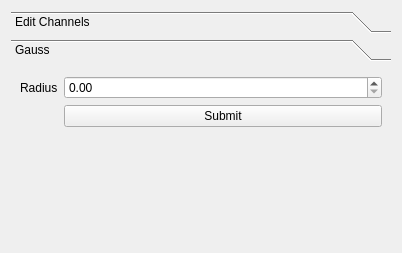
Qt form ilastik/applets/lightfield/drawer.ui (ukoethe/ilastik) before a commit.
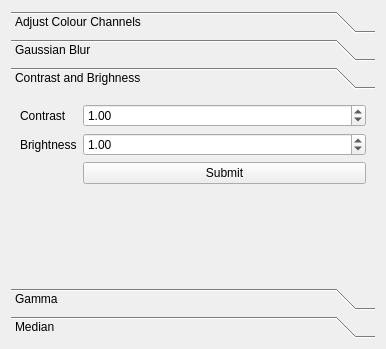
The same form after that commit. The open tabs and pages were chosen to show the change.

```diff
--- a/ilastik/applets/lightfield/drawer.ui
+++ b/ilastik/applets/lightfield/drawer.ui
@@ -6,8 +6,8 @@
    <rect>
     <x>0</x>
     <y>0</y>
-    <width>402</width>
-    <height>253</height>
+    <width>386</width>
+    <height>349</height>
    </rect>
   </property>
   <property name="windowTitle">
@@ -32,7 +32,7 @@
        </rect>
       </property>
       <attribute name="label">
-       <string>Edit Channels</string>
+       <string>Adjust Colour Channels</string>
       </attribute>
       <layout class="QHBoxLayout" name="horizontalLayout">
        <item>
@@ -101,12 +101,12 @@
        <rect>
         <x>0</x>
         <y>0</y>
-        <width>384</width>
-        <height>173</height>
+        <width>368</width>
+        <height>176</height>
        </rect>
       </property>
       <attribute name="label">
-       <string>Gauss</string>
+       <string>Gaussian Blur</string>
       </attribute>
       <layout class="QHBoxLayout" name="horizontalLayout_2">
        <item>
@@ -132,6 +132,124 @@
        </item>
       </layout>
      </widget>
+     <widget class="QWidget" name="editContrastPage">
+      <attribute name="label">
+       <string>Contrast and Brighness</string>
+      </attribute>
+      <layout class="QHBoxLayout" name="horizontalLayout_3">
+       <item>
+        <layout class="QFormLayout" name="formLayout_2">
+         <item row="0" column="0">
+          <widget class="QLabel" name="label_2">
+           <property name="text">
+            <string>Contrast</string>
+           </property>
+          </widget>
+         </item>
+         <item row="0" column="1">
+          <widget class="QDoubleSpinBox" name="editContrast">
+           <property name="singleStep">
+            <double>0.050000000000000</double>
+           </property>
+           <property name="value">
+            <double>1.000000000000000</double>
+           </property>
+          </widget>
+         </item>
+         <item row="1" column="0">
+          <widget class="QLabel" name="label_3">
+           <property name="text">
+            <string>Brightness</string>
+           </property>
+          </widget>
+         </item>
+         <item row="1" column="1">
+          <widget class="QDoubleSpinBox" name="editBrightness">
+           <property name="singleStep">
+            <double>0.050000000000000</double>
+           </property>
+           <property name="value">
+            <double>1.000000000000000</double>
+           </property>
+          </widget>
+         </item>
+         <item row="2" column="1">
+          <widget class="QPushButton" name="editContrastSubmit">
+           <property name="text">
+            <string>Submit</string>
+           </property>
+          </widget>
+         </item>
+        </layout>
+       </item>
+      </layout>
+     </widget>
+     <widget class="QWidget" name="page">
+      <attribute name="label">
+       <string>Gamma</string>
+      </attribute>
+      <layout class="QHBoxLayout" name="horizontalLayout_4">
+       <item>
+        <layout class="QFormLayout" name="formLayout_3">
+         <item row="0" column="0">
+          <widget class="QLabel" name="label_7">
+           <property name="text">
+            <string>Gamma</string>
+           </property>
+          </widget>
+         </item>
+         <item row="0" column="1">
+          <widget class="QDoubleSpinBox" name="editGamma">
+           <property name="singleStep">
+            <double>0.050000000000000</double>
+           </property>
+           <property name="value">
+            <double>1.000000000000000</double>
+           </property>
+          </widget>
+         </item>
+         <item row="1" column="1">
+          <widget class="QPushButton" name="editGammaSubmit">
+           <property name="text">
+            <string>Submit</string>
+           </property>
+          </widget>
+         </item>
+        </layout>
+       </item>
+      </layout>
+     </widget>
+     <widget class="QWidget" name="page_2">
+      <attribute name="label">
+       <string>Median</string>
+      </attribute>
+      <layout class="QHBoxLayout" name="horizontalLayout_5">
+       <item>
+        <layout class="QFormLayout" name="formLayout_4">
+         <property name="fieldGrowthPolicy">
+          <enum>QFormLayout::AllNonFixedFieldsGrow</enum>
+         </property>
+         <item row="1" column="0">
+          <widget class="QLabel" name="label_8">
+           <property name="text">
+            <string>Size</string>
+           </property>
+          </widget>
+         </item>
+         <item row="2" column="1">
+          <widget class="QPushButton" name="editMedianSubmit">
+           <property name="text">
+            <string>Submit</string>
+           </property>
+          </widget>
+         </item>
+         <item row="1" column="1">
+          <widget class="QSpinBox" name="editMedianSize"/>
+         </item>
+        </layout>
+       </item>
+      </layout>
+     </widget>
     </widget>
    </item>
   </layout>
```
Left out of the diff: 41 changed lines with no effect on the pictures.
